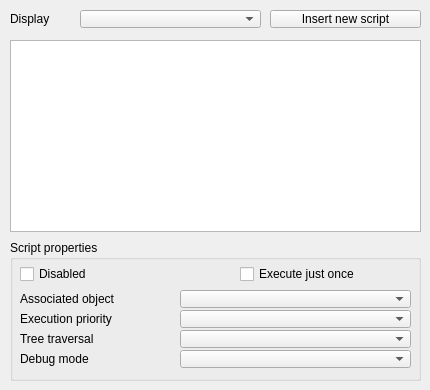
The window that ui/qdlgscripts.ui (CoppeliaRobotics/coppeliaSimLib) describes before a commit, drawn with Qt 5.
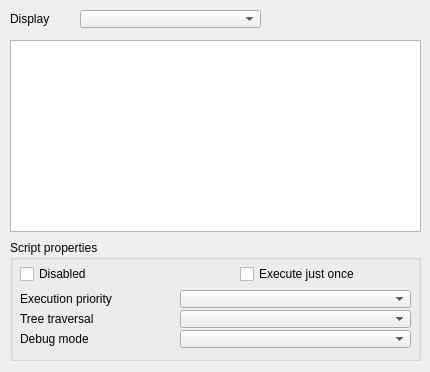
The same window after the commit.

What changed in the file:
```diff
--- a/ui/qdlgscripts.ui
+++ b/ui/qdlgscripts.ui
@@ -7,7 +7,7 @@
     <x>0</x>
     <y>0</y>
     <width>430</width>
-    <height>390</height>
+    <height>372</height>
    </rect>
   </property>
   <property name="windowTitle">
@@ -16,29 +16,13 @@
   <property name="locale">
    <locale language="English" country="UnitedStates"/>
   </property>
-  <widget class="QToolButton" name="qqAddNewScript">
-   <property name="geometry">
-    <rect>
-     <x>270</x>
-     <y>10</y>
-     <width>151</width>
-     <height>18</height>
-    </rect>
-   </property>
-   <property name="focusPolicy">
-    <enum>Qt::StrongFocus</enum>
-   </property>
-   <property name="text">
-    <string>Insert new script</string>
-   </property>
-  </widget>
   <widget class="QGroupBox" name="groupBox_2">
    <property name="geometry">
     <rect>
      <x>10</x>
      <y>240</y>
      <width>411</width>
-     <height>141</height>
+     <height>121</height>
     </rect>
    </property>
    <property name="title">
@@ -79,37 +63,11 @@
      <string>Execute just once</string>
     </property>
    </widget>
-   <widget class="QLabel" name="label">
-    <property name="geometry">
-     <rect>
-      <x>10</x>
-      <y>50</y>
-      <width>161</width>
-      <height>18</height>
-     </rect>
-    </property>
-    <property name="text">
-     <string>Associated object</string>
-    </property>
-   </widget>
-   <widget class="QComboBox" name="qqAssociatedObjectCombo">
-    <property name="geometry">
-     <rect>
-      <x>170</x>
-      <y>50</y>
-      <width>231</width>
-      <height>18</height>
-     </rect>
-    </property>
-    <property name="maxVisibleItems">
-     <number>50</number>
-    </property>
-   </widget>
    <widget class="QLabel" name="label_2">
     <property name="geometry">
      <rect>
       <x>10</x>
-      <y>70</y>
+      <y>50</y>
       <width>161</width>
       <height>18</height>
      </rect>
@@ -122,7 +80,7 @@
     <property name="geometry">
      <rect>
       <x>170</x>
-      <y>70</y>
+      <y>50</y>
       <width>231</width>
       <height>18</height>
      </rect>
@@ -132,7 +90,7 @@
     <property name="geometry">
      <rect>
       <x>170</x>
-      <y>90</y>
+      <y>70</y>
       <width>231</width>
       <height>18</height>
      </rect>
@@ -142,7 +100,7 @@
     <property name="geometry">
      <rect>
       <x>10</x>
-      <y>90</y>
+      <y>70</y>
       <width>161</width>
       <height>18</height>
      </rect>
@@ -155,7 +113,7 @@
     <property name="geometry">
      <rect>
       <x>170</x>
-      <y>110</y>
+      <y>90</y>
       <width>231</width>
       <height>18</height>
      </rect>
@@ -165,7 +123,7 @@
     <property name="geometry">
      <rect>
       <x>10</x>
-      <y>110</y>
+      <y>90</y>
       <width>161</width>
       <height>18</height>
      </rect>
```
Left out of the diff: 2 changed lines with no effect on the pictures.
